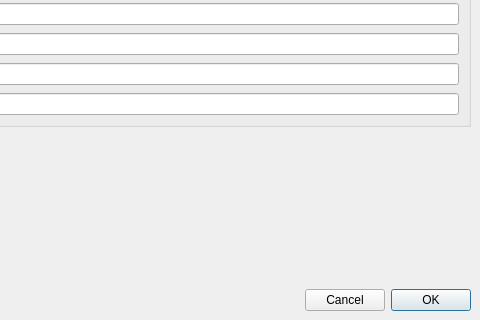
The window that src/gui/Export3mfDialog.ui (pythonscad/pythonscad) describes before a commit, drawn with Qt 5; both pictures show x 221 to 701 and y 410 to 730 of the 701 by 730 pixel window.
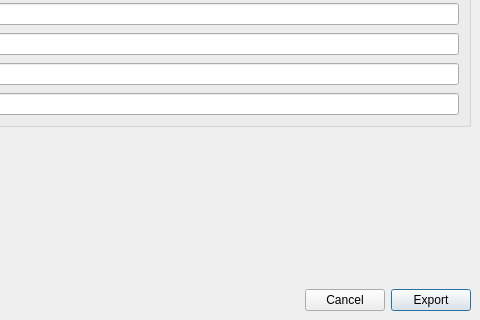
The same window after the commit. Icons and pictures are not drawn.

Commit message: feat(gui): GIMP-style Export and Export as (#1042)

```diff
--- a/src/gui/Export3mfDialog.ui
+++ b/src/gui/Export3mfDialog.ui
@@ -579,7 +579,7 @@
      <item>
       <widget class="QPushButton" name="pushButtonOk">
        <property name="text">
-        <string>OK</string>
+        <string>Export</string>
        </property>
        <property name="default">
         <bool>true</bool>
```
The commit also changes 31 other files.
